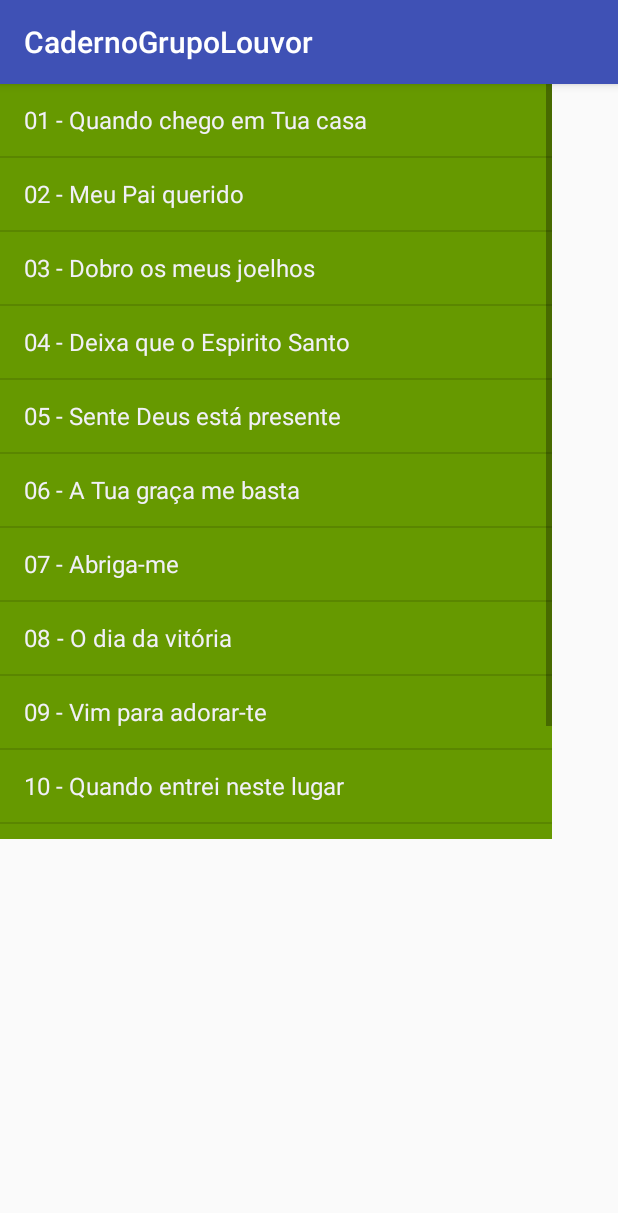
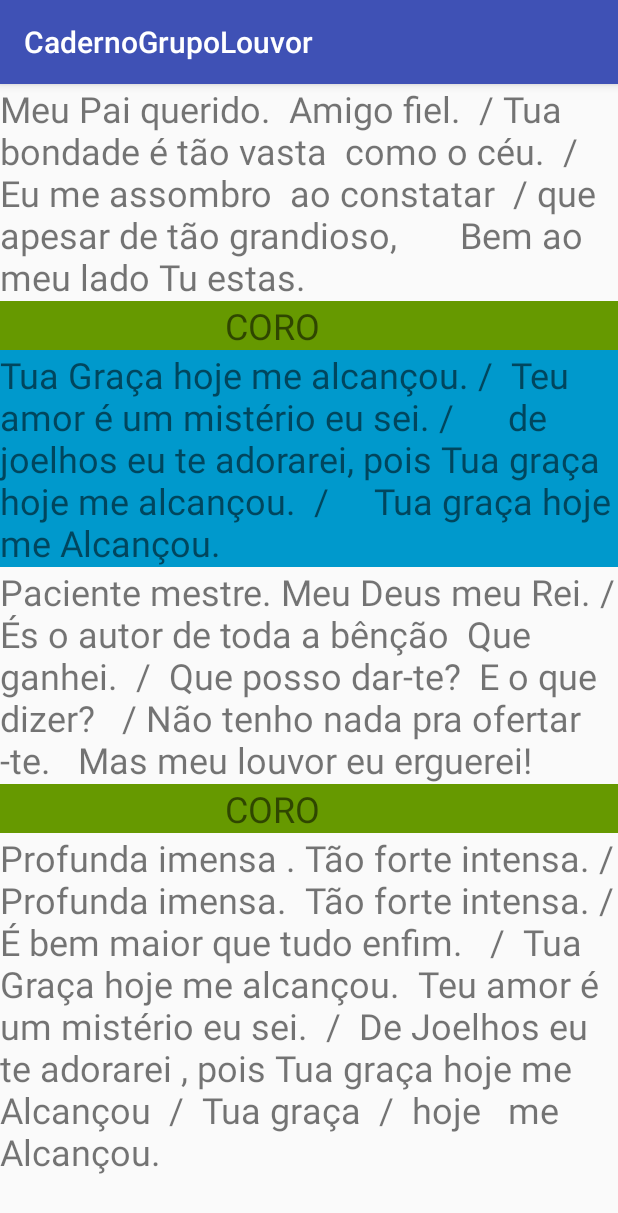
Before and after one commit to shellorangel/CadernoGrupoLouvor, an Android app: the screen it shows after launch (MainActivity before the commit, MeuPaiQuerido after it), after a tap on "02 - Meu Pai querido", on a phone screen of 412 x 824 dp. Shown: the top 1213 px of the screen. Run offline under Robolectric (Android 15) with nearby library versions, the phone set to English and light mode, and no system bars.

Commit message:
4 louvores já digitados

```diff
--- a/app/src/main/AndroidManifest.xml
+++ b/app/src/main/AndroidManifest.xml
@@ -16,7 +16,11 @@
                 <category android:name="android.intent.category.LAUNCHER" />
             </intent-filter>
         </activity>
-        <activity android:name=".QuandoChego"></activity>
+        <activity android:name=".QuandoChego" />
+        <activity android:name=".MeuPaiQuerido" />
+        <activity android:name=".dobroOsMeusJoelhos" />
+        <activity android:name=".deixaQueOespiritoSanto" />
+        <activity android:name=".SenteDeusEstaPresente"></activity>
     </application>
 
 </manifest>
--- a/app/src/main/java/listalouvores/shello/cadernogrupolouvor/MainActivity.java
+++ b/app/src/main/java/listalouvores/shello/cadernogrupolouvor/MainActivity.java
@@ -53,15 +53,16 @@ public class MainActivity extends AppCompatActivity {
 
                 if (indice == 0)
                     startActivity(new Intent(MainActivity.this,QuandoChego.class));
-                    //Toast.makeText(getApplicationContext(),"Sem categoria",Toast.LENGTH_SHORT).show();
+
 
                 if (indice == 1)
-                    //startActivity(new Intent(MainActivity.this,Louvor.class));
-                    Toast.makeText(getApplicationContext(),"Sem categoria",Toast.LENGTH_SHORT).show();
+                    startActivity(new Intent(MainActivity.this,MeuPaiQuerido.class));
+
                 if (indice == 2)
-                    Toast.makeText(getApplicationContext(),"Sem categoria",Toast.LENGTH_SHORT).show();
+                    startActivity(new Intent(MainActivity.this,dobroOsMeusJoelhos.class));
+
                 if (indice ==3)
-                    Toast.makeText(getApplicationContext(),"Sem categoria",Toast.LENGTH_SHORT).show();
+                    startActivity(new Intent(MainActivity.this,deixaQueOespiritoSanto.class));
                 if (indice ==4)
                     Toast.makeText(getApplicationContext(),"Sem categoria",Toast.LENGTH_SHORT).show();
                 if (indice ==5)
--- /dev/null
+++ b/app/src/main/java/listalouvores/shello/cadernogrupolouvor/MeuPaiQuerido.java
@@ -0,0 +1,13 @@
+package listalouvores.shello.cadernogrupolouvor;
+
+import android.support.v7.app.AppCompatActivity;
+import android.os.Bundle;
+
+public class MeuPaiQuerido extends AppCompatActivity {
+
+    @Override
+    protected void onCreate(Bundle savedInstanceState) {
+        super.onCreate(savedInstanceState);
+        setContentView(R.layout.activity_meu_pai_querido);
+    }
+}
--- /dev/null
+++ b/app/src/main/res/layout/activity_meu_pai_querido.xml
@@ -0,0 +1,84 @@
+<?xml version="1.0" encoding="utf-8"?>
+<RelativeLayout xmlns:android="http://schemas.android.com/apk/res/android"
+    xmlns:app="http://schemas.android.com/apk/res-auto"
+    xmlns:tools="http://schemas.android.com/tools"
+    android:layout_width="match_parent"
+    android:layout_height="match_parent"
+    android:addStatesFromChildren="false"
+    android:scrollbarAlwaysDrawVerticalTrack="true"
+    android:scrollbars="horizontal|vertical"
+    tools:context=".MeuPaiQuerido">
+
+    <ScrollView
+        android:layout_width="match_parent"
+        android:layout_height="match_parent"
+        android:soundEffectsEnabled="false"
+        android:verticalScrollbarPosition="defaultPosition"
+        android:visibility="visible">
+
+        <LinearLayout
+            android:layout_width="match_parent"
+            android:layout_height="wrap_content"
+            android:orientation="vertical"
+            android:verticalScrollbarPosition="right"
+            android:visibility="visible" >
+
+            <TextView
+                android:id="@+id/textView"
+                android:layout_width="match_parent"
+                android:layout_height="wrap_content"
+                android:text="Meu Pai querido.  Amigo fiel.  / Tua bondade é tão vasta  como o céu.  /  Eu me assombro  ao constatar  / que apesar de tão grandioso,       Bem ao meu lado Tu estas. "
+                android:textSize="24sp" />
+
+            <TextView
+                android:id="@+id/textView8"
+                android:layout_width="match_parent"
+                android:layout_height="wrap_content"
+                android:layout_alignParentBottom="true"
+                android:layout_alignParentStart="true"
+                android:background="@android:color/holo_green_dark"
+                android:text="                         CORO                                      "
+                android:textSize="24sp" />
+
+            <TextView
+                android:id="@+id/textView6"
+                android:layout_width="match_parent"
+                android:layout_height="wrap_content"
+                android:layout_alignParentStart="true"
+                android:layout_below="@+id/textView5"
+                android:background="@android:color/holo_blue_dark"
+                android:text="Tua Graça hoje me alcançou. /  Teu amor é um mistério eu sei. /      de joelhos eu te adorarei, pois Tua graça hoje me alcançou.  /     Tua graça hoje me Alcançou.  "
+                android:textSize="24sp" />
+
+            <TextView
+                android:id="@+id/textView7"
+                android:layout_width="match_parent"
+                android:layout_height="wrap_content"
+                android:layout_alignParentStart="true"
+                android:layout_below="@+id/textView6"
+                android:text="Paciente mestre. Meu Deus meu Rei. /  És o autor de toda a bênção  Que ganhei.  /  Que posso dar-te?  E o que dizer?   / Não tenho nada pra ofertar -te.   Mas meu louvor eu erguerei!   "
+                android:textSize="24sp" />
+
+            <TextView
+                android:id="@+id/textView5"
+                android:layout_width="match_parent"
+                android:layout_height="wrap_content"
+                android:layout_alignParentStart="true"
+                android:layout_below="@+id/textView"
+                android:background="@android:color/holo_green_dark"
+                android:text="                         CORO                            "
+                android:textSize="24sp" />
+
+            <TextView
+                android:id="@+id/textView12"
+                android:layout_width="match_parent"
+                android:layout_height="wrap_content"
+                android:layout_alignParentStart="true"
+                android:layout_below="@+id/textView6"
+                android:text="Profunda imensa . Tão forte intensa. / Profunda imensa.  Tão forte intensa. /  É bem maior que tudo enfim.   /  Tua Graça hoje me alcançou.  Teu amor é um mistério eu sei.  /  De Joelhos eu te adorarei , pois Tua graça hoje me Alcançou  /  Tua graça  /  hoje   me Alcançou. "
+                android:textSize="24sp" />
+
+        </LinearLayout>
+    </ScrollView>
+
+</RelativeLayout>
```
Also changed, not shown: app/src/main/java/listalouvores/shello/cadernogrupolouvor/SenteDeusEstaPresente.java (added, +13 -0 lines), app/src/main/java/listalouvores/shello/cadernogrupolouvor/deixaQueOespiritoSanto.java (added, +13 -0 lines), app/src/main/java/listalouvores/shello/cadernogrupolouvor/dobroOsMeusJoelhos.java (added, +13 -0 lines), app/src/main/res/layout/activity_deixa_que_oespirito_santo.xml (added, +89 -0 lines), app/src/main/res/layout/activity_dobro_os_meus_joelhos.xml (added, +52 -0 lines), app/src/main/res/layout/activity_sente_deus_esta_presente.xml (added, +52 -0 lines).
